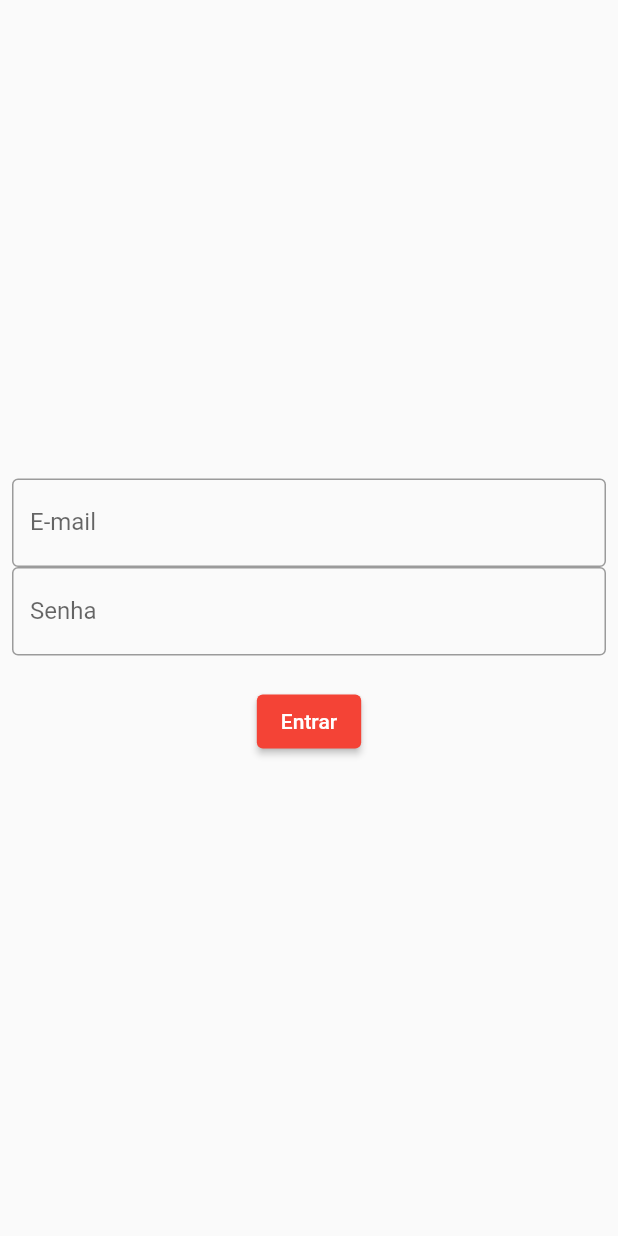
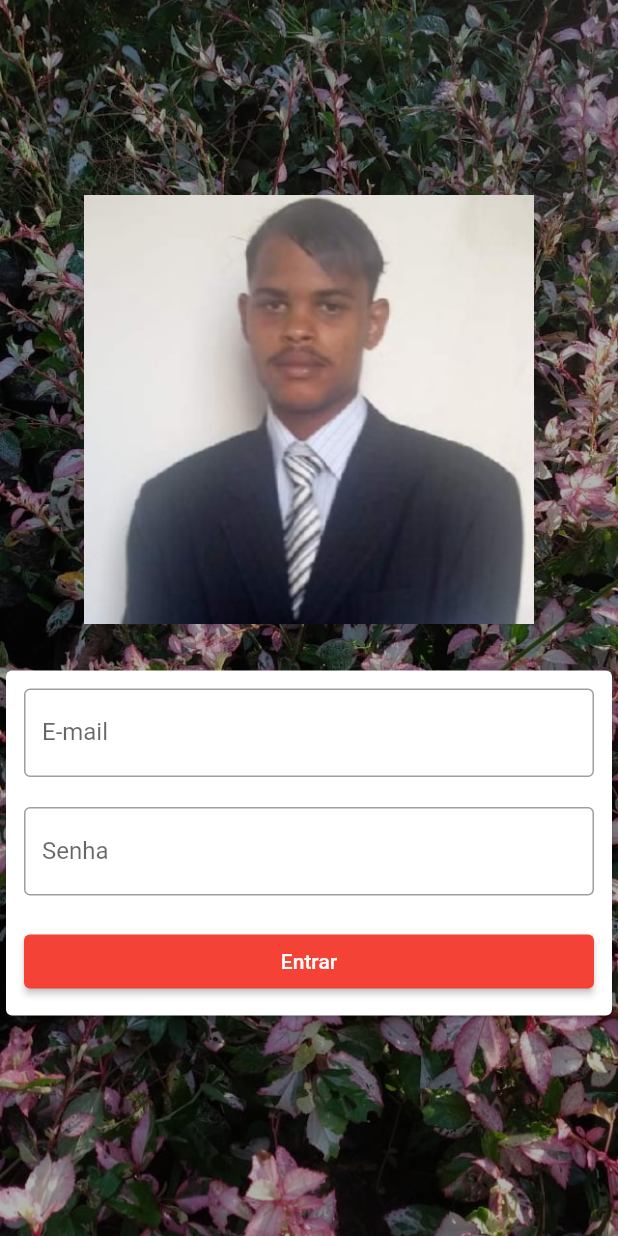
Before and after one commit to BrunowsUS/flutterando_curso_iniciante, a Flutter app: the screen it shows after launch, after a tap on "Entrar", on a phone screen of 412 x 824 dp. Run offline on Flutter 3.47's test engine with Material 2 defaults, Android fonts, the phone set to English and light mode, and no system bars.

Commit message:
aula24_completed

```diff
--- a/lib/appwidget.dart
+++ b/lib/appwidget.dart
@@ -1,5 +1,6 @@
 import 'package:flutter/material.dart';
 import 'package:flutterando_aula/app_controller.dart';
+import 'package:flutterando_aula/homepage.dart';
 import 'package:flutterando_aula/login_screen.dart';
 
 class AppWidget extends StatelessWidget {
--- a/lib/homepage.dart
+++ b/lib/homepage.dart
@@ -1,5 +1,6 @@
 import 'package:flutter/material.dart';
 import 'package:flutterando_aula/app_controller.dart';
+import 'package:flutterando_aula/login_screen.dart';
 
 class HomePage extends StatefulWidget {
   @override
@@ -14,6 +15,23 @@ class HomePageState extends State<HomePage> {
   @override
   Widget build(Object context) {
     return Scaffold(
+      drawer: Drawer(
+        child: Column(
+          children: [
+            ListTile(
+              leading: Icon(Icons.home),
+              title: Text('Inicio'),
+              onTap: () {},
+            ),
+            ListTile(
+              leading: Icon(Icons.exit_to_app),
+              title: Text('Saida'),
+              onTap: () {
+              },
+            )
+          ],
+        ),
+      ),
       appBar: AppBar(
         title: Text('Home Page'),
         actions: [CustomSwitcher()],
--- a/lib/login_screen.dart
+++ b/lib/login_screen.dart
@@ -12,17 +12,22 @@ class _LoginPageState extends State<LoginPage> {
   String email = '';
   String password = '';
 
-  @override
-  Widget build(BuildContext context) {
-    return Material(
-      child: SizedBox(
-        width: double.infinity,
-        height: double.infinity,
-        child: Padding(
-          padding: const EdgeInsets.all(8.0),
+  Widget _body() {
+    return Column(
+      mainAxisAlignment: MainAxisAlignment.center,
+      crossAxisAlignment: CrossAxisAlignment.center,
+      children: [
+        Container(
+            width: 300,
+            height: 300,
+            child: Image.asset('assets/images/cv.png')),
+        Container(
+          height: 20,
+        ),
+        Card(
+            child: Padding(
+          padding: const EdgeInsets.all(12.0),
           child: Column(
-            mainAxisAlignment: MainAxisAlignment.center,
-            crossAxisAlignment: CrossAxisAlignment.center,
             children: [
               TextField(
                 onChanged: (text) {
@@ -31,6 +36,9 @@ class _LoginPageState extends State<LoginPage> {
                 keyboardType: TextInputType.emailAddress,
                 decoration: InputDecoration(
                     labelText: 'E-mail', border: OutlineInputBorder()),
+              ),
+              Container(
+                height: 20,
               ),
               TextField(
                 onChanged: (text) {
@@ -49,13 +57,40 @@ class _LoginPageState extends State<LoginPage> {
                       Navigator.push(context,
                           MaterialPageRoute(builder: (context) => HomePage()));
                     } else {
-                      print('login inválido');
+                      AlertDialog(
+                        title: const Text('login inváliudo'),
+                        content: Text('hello'),
+                      );
                     }
                   },
-                  child: Text('Entrar')),
+                  child: Container(
+                      width: double.infinity,
+                      child: Text(
+                        'Entrar',
+                        textAlign: TextAlign.center,
+                      ))),
             ],
           ),
+        )),
+        Container(
+          height: 20,
         ),
+      ],
+    );
+  }
+
+  @override
+  Widget build(BuildContext context) {
+    return Scaffold(
+      body: Stack(
+        children: [
+          SizedBox(
+              height: MediaQuery.of(context).size.height,
+              child: Image.asset('assets/images/background.jpg',
+                  fit: BoxFit.cover)),
+          Container(color: Colors.black.withOpacity(0.3)),
+          _body(),
+        ],
       ),
     );
   }
```
Also changed, not shown: pubspec.yaml (+5 -7 lines), assets/images/background.jpg (added), assets/images/cv.png (added).
